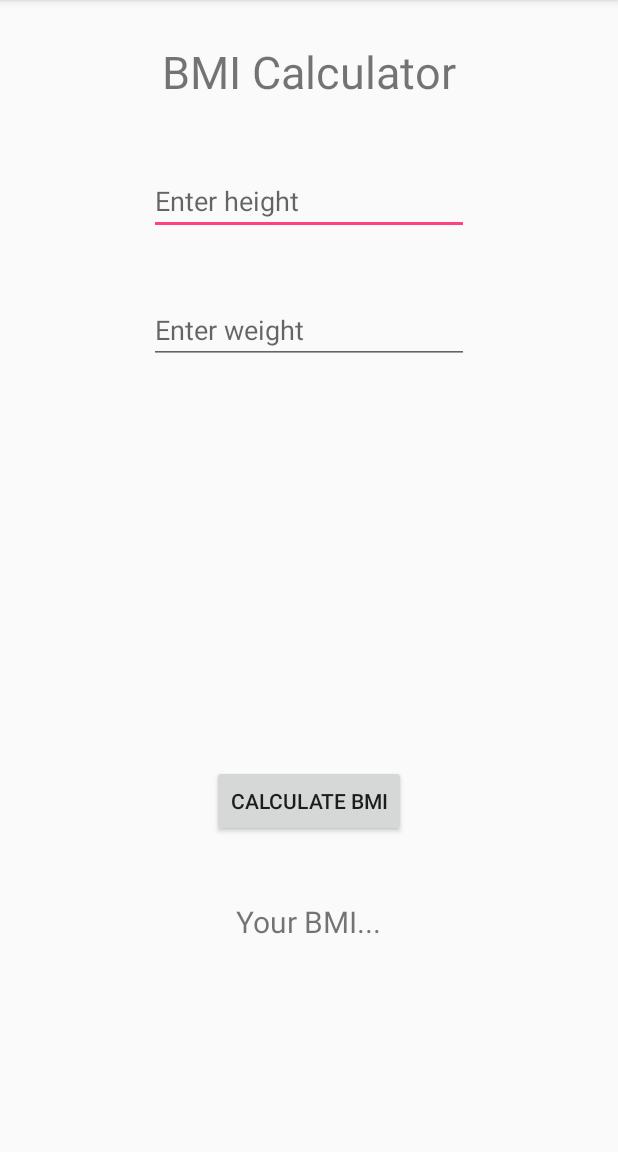
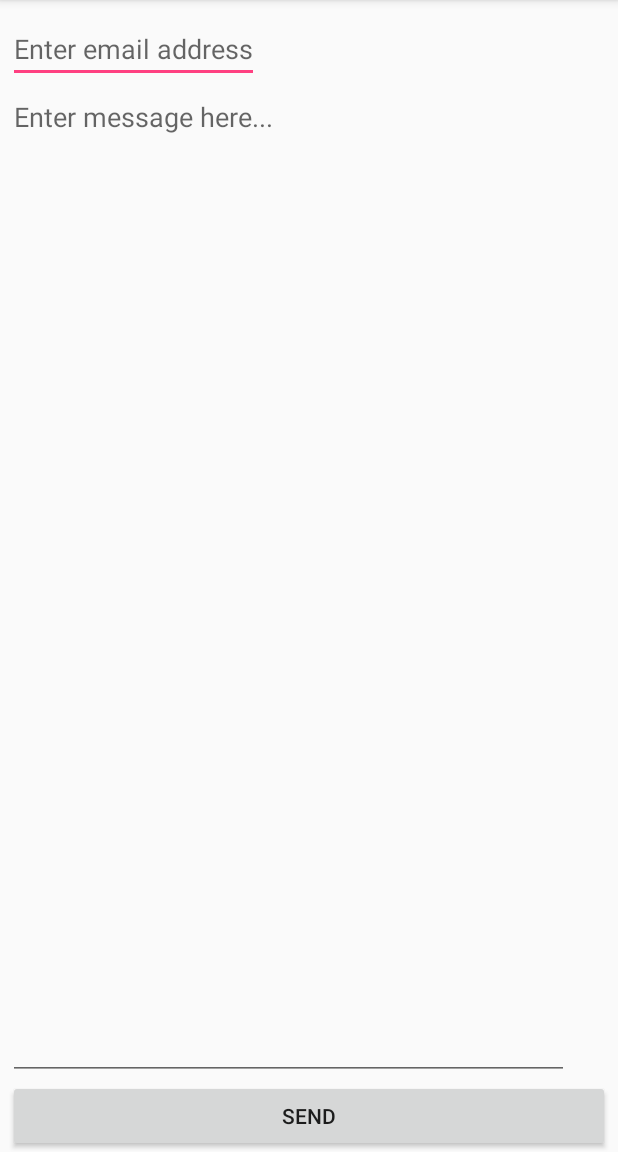
Before and after one commit to varunkeerthy/campaign-android-app, an Android app: the screen it shows after launch (MainActivity), on a phone screen of 412 x 824 dp, the part 84-1236 px from its top. Run offline under Robolectric (Android 15) with nearby library versions, the phone set to English and light mode, and no system bars.

Commit message:
Feature: Lecture 9: Linear layout

```diff
--- a/app/src/main/java/tutorial/demo/btes/com/biztechtutorialapp/MainActivity.java
+++ b/app/src/main/java/tutorial/demo/btes/com/biztechtutorialapp/MainActivity.java
@@ -15,12 +15,12 @@ public class MainActivity extends AppCompatActivity {
     }
 
     public void buttonClicked(View v){
-        TextView textViewResult = (TextView) findViewById(R.id.userBMI);
+        /*TextView textViewResult = (TextView) findViewById(R.id.userBMI);
         EditText editTextHeight = (EditText) findViewById(R.id.userHeight);
         EditText editTextWeight = (EditText) findViewById(R.id.userWeight);
         double userHeight = Double.parseDouble(editTextHeight.getText().toString());
         double userWeight = Double.parseDouble(editTextWeight.getText().toString());
         double bmi = userWeight / (userHeight * userHeight);
-        textViewResult.setText(Double.toString(bmi));
+        textViewResult.setText(Double.toString(bmi));*/
     }
 }
--- a/app/src/main/res/layout/activity_main.xml
+++ b/app/src/main/res/layout/activity_main.xml
@@ -1,68 +1,39 @@
 <?xml version="1.0" encoding="utf-8"?>
-<android.widget.RelativeLayout xmlns:android="http://schemas.android.com/apk/res/android"
+<LinearLayout xmlns:android="http://schemas.android.com/apk/res/android"
 
     xmlns:tools="http://schemas.android.com/tools"
     android:id="@+id/activity_main"
+    android:layout_height="match_parent"
     android:layout_width="match_parent"
-    android:layout_height="match_parent"
-    android:paddingBottom="16dp"
-    android:paddingLeft="16dp"
-    android:paddingRight="16dp"
-    android:paddingTop="16dp"
+    android:orientation="vertical"
+    android:paddingTop="10dp"
+    android:paddingRight="5dp"
+    android:paddingLeft="5dp"
     tools:context=".MainActivity">
 
 
-    <TextView
-        android:id="@+id/textView"
+    <EditText
+        android:id="@+id/emailAddress"
         android:layout_width="wrap_content"
         android:layout_height="wrap_content"
-        android:layout_alignParentTop="true"
-        android:layout_centerHorizontal="true"
-        android:layout_marginTop="11dp"
-        android:text="BMI Calculator"
-        android:textSize="30dp" />
+        android:inputType="textEmailAddress"
+        android:hint="Enter email address" />
 
     <EditText
-        android:id="@+id/userHeight"
-        android:layout_width="wrap_content"
-        android:layout_height="wrap_content"
-        android:layout_alignParentTop="true"
-        android:layout_centerHorizontal="true"
-        android:layout_marginTop="95dp"
-        android:ems="10"
-        android:hint="Enter height"
-        android:inputType="textPersonName" />
-
-    <EditText
-        android:id="@+id/userWeight"
-        android:layout_width="wrap_content"
-        android:layout_height="wrap_content"
-        android:layout_alignParentTop="true"
-        android:layout_centerHorizontal="true"
-        android:layout_marginTop="181dp"
-        android:ems="10"
-        android:hint="Enter weight"
-        android:inputType="textPersonName" />
+        android:id="@+id/userMessage"
+        android:layout_width="374dp"
+        android:layout_height="0dp"
+        android:layout_weight="1"
+        android:gravity="top"
+        android:hint="Enter message here..."
+        android:inputType="textEmailAddress" />
 
     <Button
-        android:id="@+id/button"
-        android:layout_width="wrap_content"
+        android:id="@+id/send"
+        android:layout_width="match_parent"
         android:layout_height="wrap_content"
-        android:layout_alignParentBottom="true"
-        android:layout_centerHorizontal="true"
-        android:layout_marginBottom="194dp"
-        android:text="Calculate BMI"
-        android:onClick="buttonClicked"/>
-
-    <TextView
-        android:id="@+id/userBMI"
-        android:layout_width="wrap_content"
-        android:layout_height="wrap_content"
-        android:layout_alignParentBottom="true"
-        android:layout_centerHorizontal="true"
-        android:layout_marginBottom="124dp"
-        android:text="Your BMI..."
-        android:textSize="20dp"/>
+        android:text="Send"
+        android:layout_gravity="center"/>
 
 
-</android.widget.RelativeLayout>
+</LinearLayout>
```
